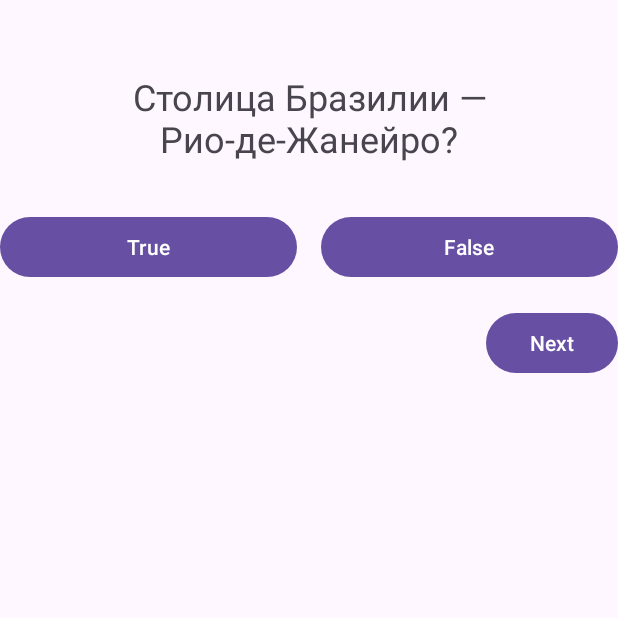
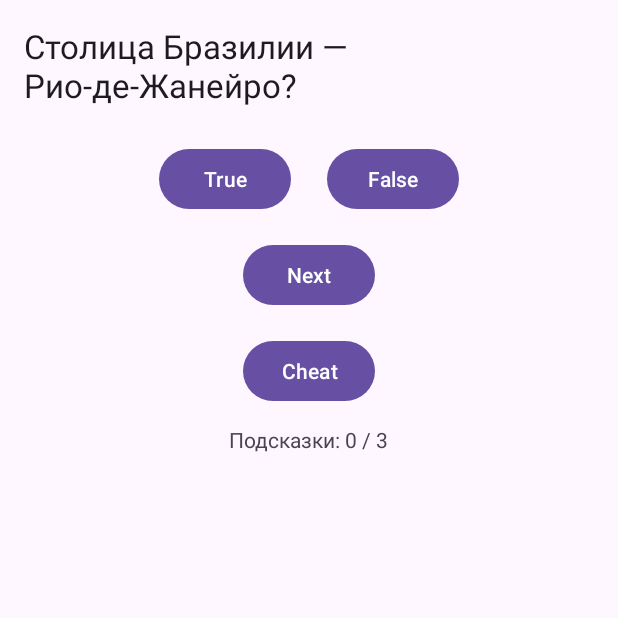
Before and after one commit to BIXTAR/GeoQuiz_Lab4, an Android app: the screen it shows after launch (MainActivity), on a phone screen of 412 x 824 dp, the top half of it. Run offline under Robolectric (Android 15) with nearby library versions, the phone set to English and light mode, and no system bars.

Commit message:
9. 4.2 Activity Cheat

```diff
--- a/app/src/main/java/com/example/geoquiz/MainActivity.kt
+++ b/app/src/main/java/com/example/geoquiz/MainActivity.kt
@@ -13,6 +13,9 @@ class MainActivity : AppCompatActivity() {
     private lateinit var trueButton: Button
     private lateinit var falseButton: Button
     private lateinit var nextButton: Button
+
+    private lateinit var binding: ActivityMainBinding
+    private val quizViewModel: QuizViewModel by viewModels()
 
     private val questionBank = listOf(
         Question(R.string.question_1, false),
--- a/app/src/main/res/layout/activity_main.xml
+++ b/app/src/main/res/layout/activity_main.xml
@@ -1,56 +1,64 @@
 <?xml version="1.0" encoding="utf-8"?>
-<androidx.constraintlayout.widget.ConstraintLayout
-    xmlns:android="http://schemas.android.com/apk/res/android"
-    xmlns:app="http://schemas.android.com/apk/res-auto"
+<LinearLayout xmlns:android="http://schemas.android.com/apk/res/android"
     xmlns:tools="http://schemas.android.com/tools"
+    android:id="@+id/main_layout"
     android:layout_width="match_parent"
     android:layout_height="match_parent"
+    android:orientation="vertical"
+    android:gravity="center_horizontal"
+    android:padding="16dp"
     tools:context=".MainActivity">
 
-    <!-- Вопрос -->
     <TextView
         android:id="@+id/question_text_view"
-        android:layout_width="0dp"
+        android:layout_width="wrap_content"
         android:layout_height="wrap_content"
         android:text="Вопрос"
-        android:textSize="24sp"
+        android:textAppearance="?android:attr/textAppearanceLarge"
+        android:paddingBottom="24dp" />
+
+    <LinearLayout
+        android:layout_width="match_parent"
+        android:layout_height="wrap_content"
         android:gravity="center"
-        app:layout_constraintTop_toTopOf="parent"
-        app:layout_constraintStart_toStartOf="parent"
-        app:layout_constraintEnd_toEndOf="parent"
-        android:layout_marginTop="48dp"/>
+        android:orientation="horizontal"
+        android:layout_marginBottom="16dp">
 
-    <!-- True -->
         <Button
             android:id="@+id/true_button"
-        android:layout_width="0dp"
+            android:layout_width="wrap_content"
             android:layout_height="wrap_content"
-        android:text="True"
-        app:layout_constraintTop_toBottomOf="@id/question_text_view"
-        app:layout_constraintStart_toStartOf="parent"
-        app:layout_constraintEnd_toStartOf="@id/false_button"
-        android:layout_marginTop="32dp"
-        android:layout_marginEnd="8dp"/>
+            android:text="True" />
 
-    <!-- False -->
+        <Space
+            android:layout_width="24dp"
+            android:layout_height="wrap_content" />
+
         <Button
             android:id="@+id/false_button"
-        android:layout_width="0dp"
+            android:layout_width="wrap_content"
             android:layout_height="wrap_content"
-        android:text="False"
-        app:layout_constraintTop_toBottomOf="@id/question_text_view"
-        app:layout_constraintStart_toEndOf="@id/true_button"
-        app:layout_constraintEnd_toEndOf="parent"
-        android:layout_marginTop="32dp"
-        android:layout_marginStart="8dp"/>
+            android:text="False" />
+    </LinearLayout>
 
-    <!-- Next -->
     <Button
         android:id="@+id/next_button"
         android:layout_width="wrap_content"
         android:layout_height="wrap_content"
         android:text="Next"
-        app:layout_constraintTop_toBottomOf="@id/false_button"
-        app:layout_constraintEnd_toEndOf="@id/false_button"
-        android:layout_marginTop="16dp"/>
-</androidx.constraintlayout.widget.ConstraintLayout>
+        android:layout_marginBottom="16dp" />
+
+    <Button
+        android:id="@+id/cheat_button"
+        android:layout_width="wrap_content"
+        android:layout_height="wrap_content"
+        android:text="Cheat" />
+
+    <TextView
+        android:id="@+id/cheat_counter_text"
+        android:layout_width="wrap_content"
+        android:layout_height="wrap_content"
+        android:text="Подсказки: 0 / 3"
+        android:layout_marginTop="12dp" />
+
+</LinearLayout>
```
Also changed, not shown: app/src/main/res/layout/activity_cheat.xml (added, +32 -0 lines). Lines whose indentation alone changed are shown as unchanged.
